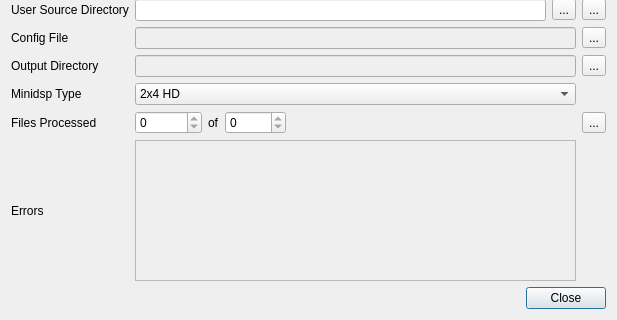
3ll3d00d/beqdesigner, file src/main/python/ui/minidsp.ui: the form before one commit; both pictures show x 0 to 617 and y 188 to 508 of the 617 by 508 pixel window.
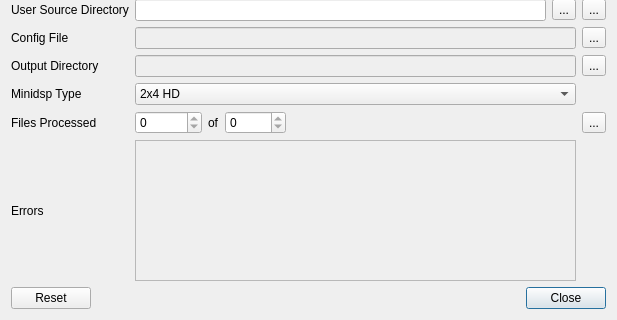
The form after the commit.

Commit message: allow user to force clone a repo #297

```diff
--- a/src/main/python/ui/minidsp.ui
+++ b/src/main/python/ui/minidsp.ui
@@ -20,7 +20,7 @@
       <enum>Qt::Horizontal</enum>
      </property>
      <property name="standardButtons">
-      <set>QDialogButtonBox::Close</set>
+      <set>QDialogButtonBox::Close|QDialogButtonBox::Reset</set>
      </property>
     </widget>
    </item>
```
Left out of the diff: 240 changed lines with no effect on the pictures. The commit also changes 2 other files.
